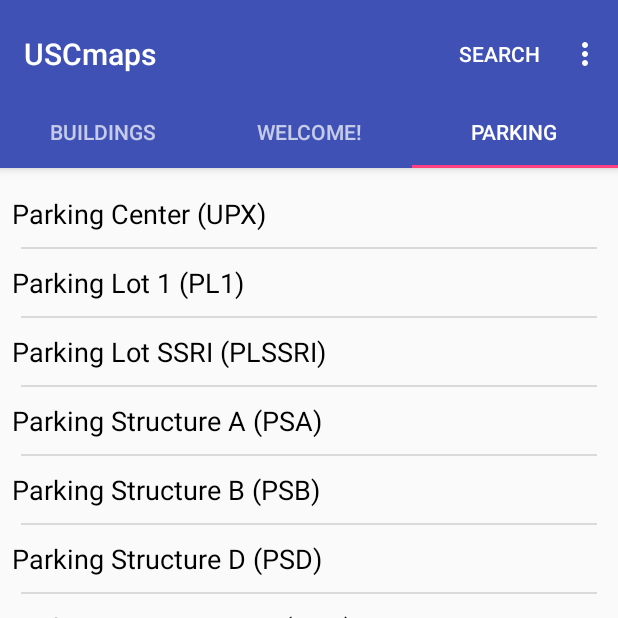
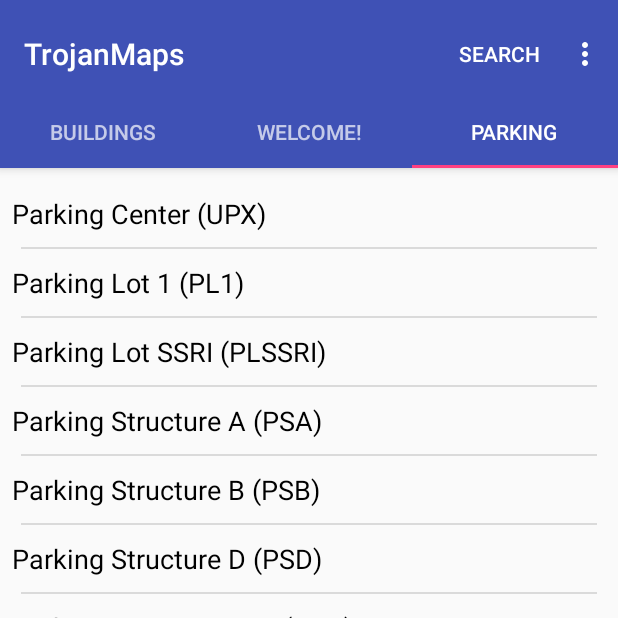
Before and after one commit to shubhamgupta28/USCmaps, an Android app: the screen it shows after launch (MainActivity), tab 3 chosen, on a phone screen of 412 x 824 dp, the top half of it. Run offline under Robolectric (Android 15) with nearby library versions, the phone set to English and light mode, and no system bars.

Commit message:
Created Splash screen, permission handling needs to be done properly

```diff
--- a/app/build.gradle
+++ b/app/build.gradle
@@ -31,6 +31,7 @@
     compile 'com.google.android.gms:play-services-maps:9.0.2'
     compile 'com.google.android.gms:play-services-location:9.0.2'
     compile 'com.android.support:design:25.1.1'
+    compile 'com.android.support:cardview-v7:25.1.1'
 
     testCompile 'junit:junit:4.12'
 }
--- a/app/src/main/java/usc/com/uscmaps/example1/shubham/uscmaps/Issues.java
+++ b/app/src/main/java/usc/com/uscmaps/example1/shubham/uscmaps/Issues.java
@@ -9,10 +9,9 @@
     /**
      *
      * Need of a Broadcast receiver class when all it is being used is in Manifest
+     *
+     * Make permision request work
      */
 
-    //TODO    Make a sorted DB of building list
-    //TODO INsert 2 new DB's
-    //TODO Make a custom Recycler View for the new DB's
 
 }
--- /dev/null
+++ b/app/src/main/java/usc/com/uscmaps/example1/shubham/uscmaps/SplashActivity.java
@@ -0,0 +1,20 @@
+package usc.com.uscmaps.example1.shubham.uscmaps;
+
+import android.content.Intent;
+import android.os.Bundle;
+import android.support.v7.app.AppCompatActivity;
+
+/**
+ * Created by Shubham on 3/1/17.
+ */
+
+public class SplashActivity extends AppCompatActivity {
+    @Override
+    protected void onCreate(Bundle savedInstanceState) {
+        super.onCreate(savedInstanceState);
+
+        Intent intent = new Intent(this, MainActivity.class);
+        startActivity(intent);
+        finish();
+    }
+}
--- a/app/src/main/java/usc/com/uscmaps/example1/shubham/uscmaps/Tab2Map.java
+++ b/app/src/main/java/usc/com/uscmaps/example1/shubham/uscmaps/Tab2Map.java
@@ -214,7 +214,6 @@
             Log.e(TAG, "Location not granted");
         }
         else{
-
             Location location = LocationServices.FusedLocationApi.getLastLocation(mGoogleApiClient);
             Log.e(TAG, "In FetchLocation"+location.toString());
             if (location == null) {
@@ -225,9 +224,7 @@
 //                Log.e(TAG, "Location not Null, calling markNewLocation");
                 markNewLocation(location);
             }
-
         }
-
     }
 
 
@@ -361,7 +358,7 @@
     public void onRequestPermissionsResult(int requestCode,
                                            String permissions[], int[] grantResults) {
 
-//        Log.e(TAG, "In onRequestPermissionsResult");
+        Log.e(TAG, "In onRequestPermissionsResult");
         switch (requestCode) {
             case PERMISSION_REQUEST_ACCESS_FINE_LOCATION: {
                 // If request is cancelled, the result arrays are empty.
--- /dev/null
+++ b/app/src/main/res/drawable/background_splash.xml
@@ -0,0 +1,17 @@
+<?xml version="1.0" encoding="utf-8"?>
+
+<layer-list xmlns:android="http://schemas.android.com/apk/res/android">
+    <item
+        android:drawable="@drawable/background3"/>
+    <item
+        android:drawable="@drawable/usc_logo_1"
+        android:top="10dp"
+        android:bottom="150dp"
+        android:right="10dp"
+        android:left="10dp">
+
+        <bitmap
+            android:gravity="center"
+            android:src="@mipmap/ic_launcher_2_blue_android"/>
+    </item>
+</layer-list>
--- a/app/src/main/res/values/colors.xml
+++ b/app/src/main/res/values/colors.xml
@@ -3,4 +3,6 @@
     <color name="colorPrimary">#3F51B5</color>
     <color name="colorPrimaryDark">#303F9F</color>
     <color name="colorAccent">#FF4081</color>
+
+    <color name="gray">#3F51B5</color>
 </resources>
--- a/app/src/main/res/values/strings.xml
+++ b/app/src/main/res/values/strings.xml
@@ -1,7 +1,8 @@
 <resources>
-    <string name="app_name">USCmaps</string>
-    <string name="action_settings">Settings</string>
+    <string name="app_name">TrojanMaps</string>
+    <string name="action_settings">About Me</string>
     <string name="section_format">Hello World from section: %1$d</string>
     <string name="search_title">Search</string>
     <string name="search_hint">Search For..</string>
+    <string name="AboutMe_activity_display_message">About Me</string>
 </resources>
--- a/app/src/main/res/values/styles.xml
+++ b/app/src/main/res/values/styles.xml
@@ -20,4 +20,8 @@
 
     <style name="AppTheme.PopupOverlay" parent="ThemeOverlay.AppCompat.Light" />
 
+    <style name="SplashTheme" parent="Theme.AppCompat.NoActionBar">
+        <item name="android:windowBackground">@drawable/background_splash</item>
+    </style>
+
 </resources>
```
Also changed, not shown: app/src/main/AndroidManifest.xml (+21 -2 lines), app/src/main/java/usc/com/uscmaps/example1/shubham/uscmaps/AboutMe.java (added, +18 -0 lines), app/src/main/java/usc/com/uscmaps/example1/shubham/uscmaps/ImageHelperRound.java (added, +37 -0 lines), app/src/main/java/usc/com/uscmaps/example1/shubham/uscmaps/MainActivity.java (+28 -5 lines), app/src/main/res/layout/about_me.xml (added, +45 -0 lines), app/src/main/res/layout/tab2_map.xml (+0 -8 lines), 2 other files.
